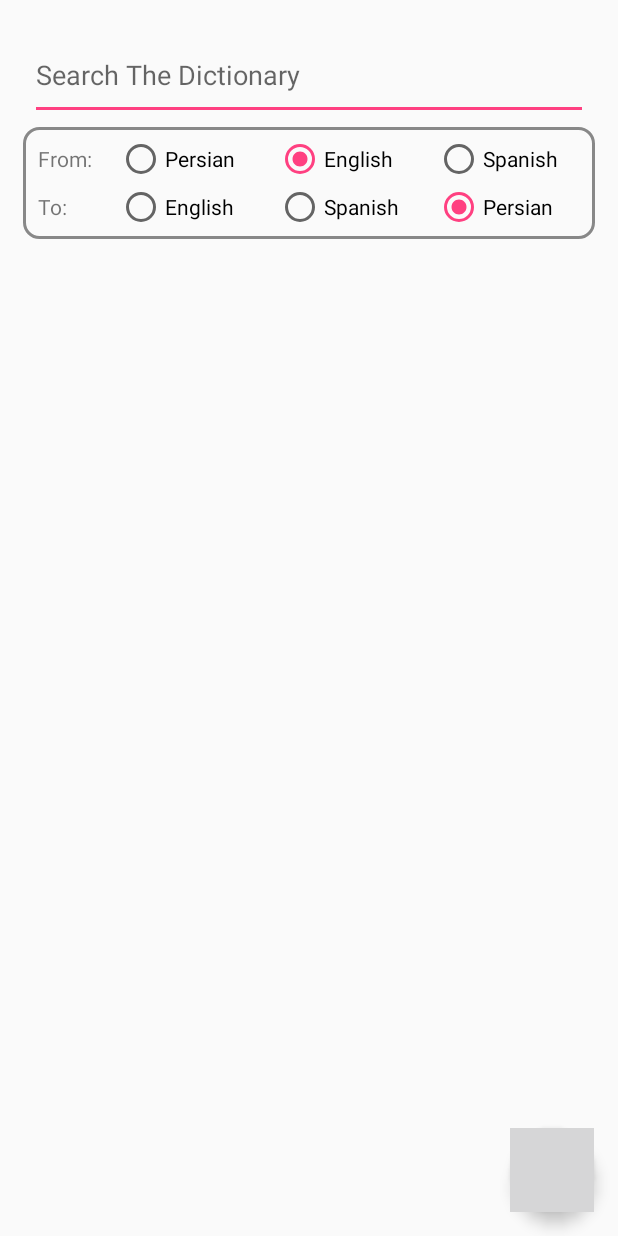
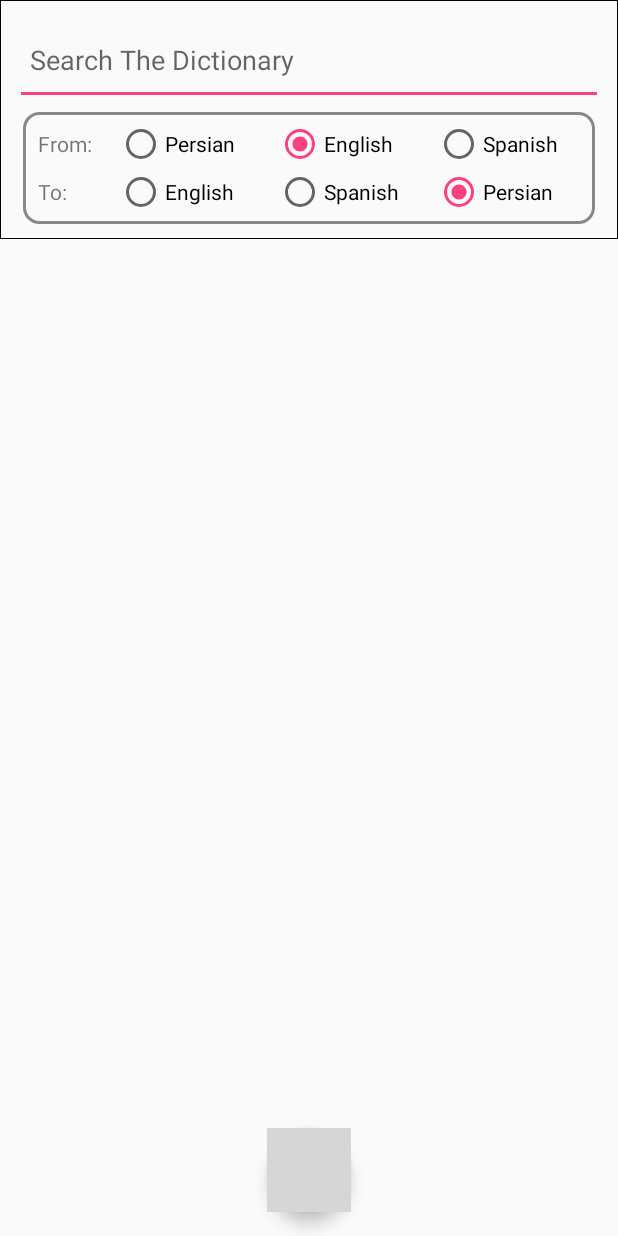
Before and after one commit to smmousavi8872/Maktab_HW9.2_Dictionary, an Android app: the screen it shows after launch (WordShowActivity), on a phone screen of 412 x 824 dp. Run offline under Robolectric (Android 15) with nearby library versions, the phone set to English and light mode, and no system bars.

Commit message:
Commited by Mohsen: (Friday, 12th of Mordad) improvements: -some small bugs in word show recycler view fixed -done

```diff
--- /dev/null
+++ b/app/src/main/java/com/developer/smmousavi/maktab_hw92_dictionary/mvc/controller/activities/SplashSreenActivity.java
@@ -0,0 +1,19 @@
+package com.developer.smmousavi.maktab_hw92_dictionary.mvc.controller.activities;
+
+import android.support.v4.app.Fragment;
+
+import com.developer.smmousavi.maktab_hw92_dictionary.mvc.controller.fragmenst.SplashScreenFragment;
+
+public class SplashSreenActivity extends _SingleFragmentActivity {
+
+  @Override
+  public Fragment createFragment() {
+    return SplashScreenFragment.newInstance();
+  }
+
+  @Override
+  public String getTag() {
+    return SplashScreenFragment.FRAGMENT_TAG;
+  }
+
+}
--- a/app/src/main/java/com/developer/smmousavi/maktab_hw92_dictionary/mvc/controller/activities/WordShowActivity.java
+++ b/app/src/main/java/com/developer/smmousavi/maktab_hw92_dictionary/mvc/controller/activities/WordShowActivity.java
@@ -1,5 +1,7 @@
 package com.developer.smmousavi.maktab_hw92_dictionary.mvc.controller.activities;
 
+import android.content.Context;
+import android.content.Intent;
 import android.support.v4.app.Fragment;
 
 import com.developer.smmousavi.maktab_hw92_dictionary.mvc.controller.fragmenst.WordsListShowFragment;
@@ -8,13 +10,18 @@ public class WordShowActivity extends _SingleFragmentActivity {
 
   private WordsListShowFragment guestFragment;
 
+
+  public static Intent newIntent(Context orgin) {
+    return new Intent(orgin, WordShowActivity.class);
+  }
+
+
   @Override
   public Fragment createFragment() {
     guestFragment = WordsListShowFragment.newInstance();
     return guestFragment;
   }
 
-
   @Override
   public String getTag() {
     return WordsListShowFragment.FRAGMENT_TAG;
--- /dev/null
+++ b/app/src/main/java/com/developer/smmousavi/maktab_hw92_dictionary/mvc/controller/fragmenst/SplashScreenFragment.java
@@ -0,0 +1,56 @@
+package com.developer.smmousavi.maktab_hw92_dictionary.mvc.controller.fragmenst;
+
+
+import android.app.Activity;
+import android.support.v4.app.Fragment;
+import android.content.Intent;
+import android.os.Bundle;
+import android.os.Handler;
+import android.view.LayoutInflater;
+import android.view.View;
+import android.view.ViewGroup;
+
+import com.developer.smmousavi.maktab_hw92_dictionary.R;
+import com.developer.smmousavi.maktab_hw92_dictionary.mvc.controller.activities.WordShowActivity;
+
+/**
+ * A simple {@link Fragment} subclass.
+ */
+public class SplashScreenFragment extends Fragment {
+
+  public static final String FRAGMENT_TAG = "splash_screen_fragment_tag";
+  private final int SPLASH_DISPLAY_LENGTH = 2000;
+
+  public SplashScreenFragment() {
+    // Required empty public constructor
+  }
+
+  public static SplashScreenFragment newInstance() {
+
+    Bundle args = new Bundle();
+
+    SplashScreenFragment fragment = new SplashScreenFragment();
+    fragment.setArguments(args);
+    return fragment;
+  }
+
+
+  @Override
+  public View onCreateView(LayoutInflater inflater, ViewGroup container,
+                           Bundle savedInstanceState) {
+    // Inflate the layout for this fragment
+    View view = inflater.inflate(R.layout.fragment_splash_screen, container, false);
+    final Activity activity = getActivity();
+
+    new Handler().postDelayed(new Runnable() {
+      @Override
+      public void run() {
+        Intent mainIntent = WordShowActivity.newIntent(activity);
+        startActivity(mainIntent);
+        getActivity().finish();
+      }
+    }, SPLASH_DISPLAY_LENGTH);
+
+    return view;
+  }
+}
--- a/app/src/main/java/com/developer/smmousavi/maktab_hw92_dictionary/mvc/database/Repository.java
+++ b/app/src/main/java/com/developer/smmousavi/maktab_hw92_dictionary/mvc/database/Repository.java
@@ -137,6 +137,7 @@ public class Repository {
         cursorWrapper.close();
       }
     }
+
     return foundWords;
   }
 
--- a/app/src/main/java/com/developer/smmousavi/maktab_hw92_dictionary/mvc/model/Word.java
+++ b/app/src/main/java/com/developer/smmousavi/maktab_hw92_dictionary/mvc/model/Word.java
@@ -65,7 +65,7 @@ public class Word {
   }
 
 
-  public String getTextSubstring(int endIndex) {
+  public String getTextSubstring(int endIndex) throws StringIndexOutOfBoundsException {
     return text.substring(0, endIndex);
   }
 }
--- a/app/src/main/res/layout/fragment_word_show.xml
+++ b/app/src/main/res/layout/fragment_word_show.xml
@@ -7,19 +7,21 @@
   android:orientation="vertical"
   tools:context=".mvc.controller.fragmenst.WordsListShowFragment">
 
-  <FrameLayout
+  <LinearLayout
+    android:id="@+id/search_and_choose_layout"
     android:layout_width="match_parent"
     android:layout_height="wrap_content"
-    android:layout_margin="10dp"
-    android:padding="10dp">
+    android:background="@drawable/border_without_radius"
+    android:orientation="vertical"
+    android:paddingBottom="10dp">
 
     <EditText
       android:id="@+id/search_dictionary_edt"
       android:layout_width="match_parent"
       android:layout_height="60dp"
-      android:hint="Search The Dictionary"/>
-
-  </FrameLayout>
+      android:layout_margin="10dp"
+      android:hint="Search The Dictionary"
+      android:padding="10dp"/>
 
 
     <LinearLayout
@@ -27,7 +29,7 @@
       android:layout_height="wrap_content"
       android:layout_marginEnd="15dp"
       android:layout_marginStart="15dp"
-    android:layout_marginTop="-15dp"
+      android:layout_marginTop="-5dp"
       android:background="@drawable/border"
       android:orientation="vertical"
       android:paddingBottom="5dp"
@@ -109,10 +111,12 @@
     </LinearLayout>
 
 
+  </LinearLayout>
+
+
   <RelativeLayout
     android:layout_width="match_parent"
-    android:layout_height="wrap_content"
-    android:layout_marginTop="10dp">
+    android:layout_height="wrap_content">
 
     <android.support.v7.widget.RecyclerView
       android:id="@+id/result_recycler_view"
@@ -126,7 +130,7 @@
       android:layout_width="wrap_content"
       android:layout_height="wrap_content"
       android:layout_alignBottom="@+id/result_recycler_view"
-      android:layout_alignEnd="@+id/result_recycler_view"
+      android:layout_centerHorizontal="true"
       android:layout_margin="16dp"
       android:foreground="@drawable/ic_add"/>
   </RelativeLayout>
--- a/app/src/main/res/values/colors.xml
+++ b/app/src/main/res/values/colors.xml
@@ -3,4 +3,5 @@
   <color name="colorPrimary">#3F51B5</color>
   <color name="colorPrimaryDark">#303F9F</color>
   <color name="colorAccent">#FF4081</color>
+  <color name="backgroundColor">#eeeeee</color>
 </resources>
```
Also changed, not shown: app/src/main/AndroidManifest.xml (+4 -3 lines), app/src/main/java/com/developer/smmousavi/maktab_hw92_dictionary/mvc/controller/fragmenst/WordsListShowFragment.java (+69 -66 lines), app/src/main/res/layout/fragment_splash_screen.xml (added, +14 -0 lines). Lines whose indentation alone changed are shown as unchanged.
